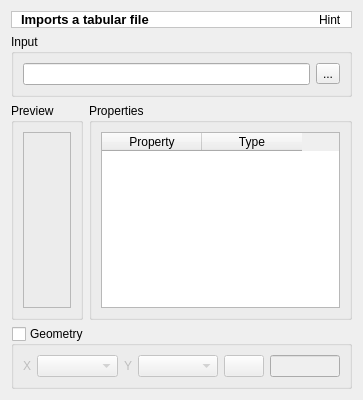
Before: the Qt Designer form src/terralib/qt/widgets/externalTable/ui/DataPropertiesWidgetForm.ui in claudiobogossian/terralib5, drawn with Qt 5.
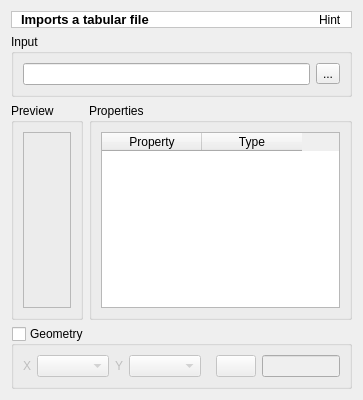
After: the same form once the commit is applied.

Commit message: DataPropertiesWidget srid fixed

The edit to the form file:
```diff
--- a/src/terralib/qt/widgets/externalTable/ui/DataPropertiesWidgetForm.ui
+++ b/src/terralib/qt/widgets/externalTable/ui/DataPropertiesWidgetForm.ui
@@ -178,6 +178,24 @@
        <layout class="QGridLayout" name="gridLayout_5">
         <item row="0" column="0">
          <layout class="QGridLayout" name="gridLayout_4">
+          <item row="0" column="3">
+           <layout class="QGridLayout" name="gridLayout_3">
+            <item row="0" column="0">
+             <widget class="QPushButton" name="m_sridPushButton">
+              <property name="text">
+               <string/>
+              </property>
+             </widget>
+            </item>
+            <item row="0" column="1">
+             <widget class="QLineEdit" name="m_sridLineEdit">
+              <property name="readOnly">
+               <bool>true</bool>
+              </property>
+             </widget>
+            </item>
+           </layout>
+          </item>
           <item row="0" column="0">
            <layout class="QGridLayout" name="gridLayout">
             <item row="0" column="0">
@@ -227,28 +245,17 @@
            </layout>
           </item>
           <item row="0" column="2">
-           <layout class="QGridLayout" name="gridLayout_3">
-            <item row="0" column="0">
-             <widget class="QPushButton" name="m_sridPushButton">
-              <property name="text">
-               <string/>
-              </property>
-             </widget>
-            </item>
-            <item row="0" column="1">
-             <widget class="QLineEdit" name="m_sridLineEdit">
-              <property name="maximumSize">
-               <size>
-                <width>70</width>
-                <height>16777215</height>
-               </size>
-              </property>
-              <property name="readOnly">
-               <bool>true</bool>
-              </property>
-             </widget>
-            </item>
-           </layout>
+           <spacer name="horizontalSpacer">
+            <property name="orientation">
+             <enum>Qt::Horizontal</enum>
+            </property>
+            <property name="sizeHint" stdset="0">
+             <size>
+              <width>40</width>
+              <height>20</height>
+             </size>
+            </property>
+           </spacer>
           </item>
          </layout>
         </item>
```
The commit also changes 1 other file.
